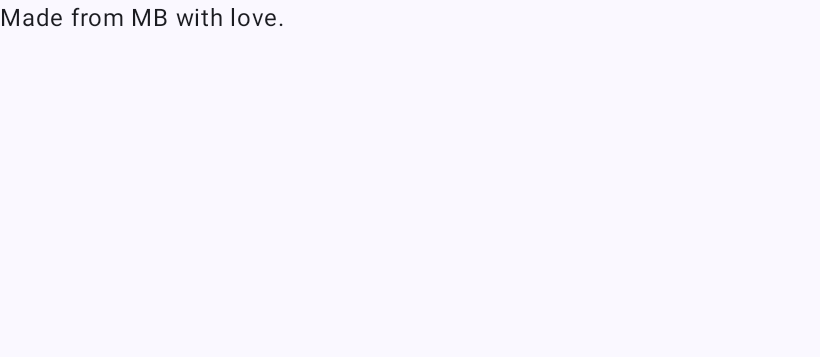
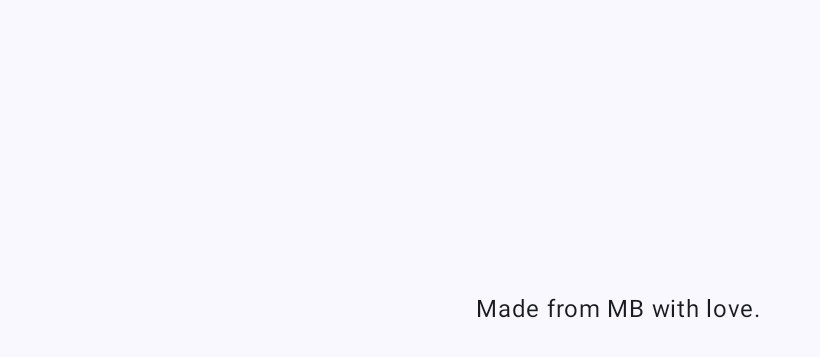
Before and after one commit to MaikelBruin/mb-games-loveletter, an Android app built with Jetpack Compose: the AboutScreen screen opened through its navigation route, on a phone screen of 824 x 412 dp (held sideways). Shown: the top 357 px of the screen, without its empty margins (0-820 px from the left). Run offline under Robolectric (Android 15) with nearby library versions, the phone set to English and light mode, and no system bars.

Commit message:
create about screen

```diff
--- a/Source/app/src/main/java/mb/games/loveletter/MainActivity.kt
+++ b/Source/app/src/main/java/mb/games/loveletter/MainActivity.kt
@@ -26,8 +26,7 @@ class MainActivity : ComponentActivity() {
             LoveLetterTheme {
                 // A surface container using the 'background' color from the theme
                 Surface(
-                    modifier = Modifier.fillMaxSize(),
-                    color = MaterialTheme.colorScheme.background
+                    modifier = Modifier.fillMaxSize(), color = MaterialTheme.colorScheme.background
                 ) {
                     NavigationGraph(navHostController = navHostController)
                 }
@@ -42,12 +41,18 @@ fun NavigationGraph(
 ) {
     NavHost(navController = navHostController, startDestination = Screen.HomeScreen.route) {
         composable(Screen.HomeScreen.route) {
-            HomeScreen(onNavigateToAbout = {
+            HomeScreen(onNavigateToNewGame = {
+                navHostController.navigate(Screen.PlayerListScreen.route)
+            }, onNavigateToHelp = {
+                navHostController.navigate(Screen.HelpScreen.route)
+            }, onNavigateToAbout = {
                 navHostController.navigate(Screen.AboutScreen.route)
             })
         }
         composable(Screen.AboutScreen.route) {
-            AboutScreen()
+            AboutScreen(onClick = {
+                navHostController.navigate(Screen.HomeScreen.route)
+            })
         }
     }
 }
--- a/Source/app/src/main/java/mb/games/loveletter/screen/AboutScreen.kt
+++ b/Source/app/src/main/java/mb/games/loveletter/screen/AboutScreen.kt
@@ -1,24 +1,37 @@
 package mb.games.loveletter.screen
 
+import androidx.compose.foundation.clickable
+import androidx.compose.foundation.layout.Arrangement
 import androidx.compose.foundation.layout.Row
+import androidx.compose.foundation.layout.fillMaxSize
 import androidx.compose.material3.Text
 import androidx.compose.runtime.Composable
+import androidx.compose.ui.Alignment
+import androidx.compose.ui.Modifier
 import androidx.compose.ui.tooling.preview.Preview
 
 @Composable
-fun AboutScreen() {
-    AboutView()
+fun AboutScreen(
+    onClick: () -> Unit
+) {
+    AboutView(onClick)
 }
 
 @Composable
-fun AboutView() {
-    Row {
-        Text(text = "Made from MB with love.")
+fun AboutView(
+    onClick: () -> Unit
+) {
+    Row(
+        modifier = Modifier.fillMaxSize(),
+        horizontalArrangement = Arrangement.Center,
+        verticalAlignment = Alignment.CenterVertically
+    ) {
+        Text(text = "Made from MB with love.", Modifier.clickable { onClick() })
     }
 }
 
 @Preview(showBackground = true)
 @Composable
 fun AboutViewPreview() {
-    AboutView()
+    AboutView({})
 }
--- a/Source/app/src/main/java/mb/games/loveletter/screen/HomeScreen.kt
+++ b/Source/app/src/main/java/mb/games/loveletter/screen/HomeScreen.kt
@@ -1,5 +1,6 @@
 package mb.games.loveletter.screen
 
+import androidx.compose.foundation.clickable
 import androidx.compose.foundation.layout.Arrangement
 import androidx.compose.foundation.layout.Column
 import androidx.compose.foundation.layout.Row
@@ -21,23 +22,44 @@ import androidx.compose.ui.res.painterResource
 import androidx.compose.ui.tooling.preview.Preview
 import androidx.compose.ui.unit.dp
 import mb.games.loveletter.data.MenuItem
+import mb.games.loveletter.data.aboutMenuItem
+import mb.games.loveletter.data.helpMenuItem
 import mb.games.loveletter.data.homeMenuItems
+import mb.games.loveletter.data.newGameMenuItem
 
 @Composable
 fun HomeScreen(
+    onNavigateToNewGame: () -> Unit,
+    onNavigateToHelp: () -> Unit,
     onNavigateToAbout: () -> Unit
 ) {
-    MenuView()
+    MenuView(onNavigateToNewGame, onNavigateToHelp, onNavigateToAbout)
 }
 
 @Composable
-fun MenuView() {
+fun MenuView(
+    onNavigateToNewGame: () -> Unit,
+    onNavigateToHelp: () -> Unit,
+    onNavigateToAbout: () -> Unit
+) {
     Surface(
         color = MaterialTheme.colorScheme.background
     ) {
         LazyColumn {
             items(homeMenuItems) { menuItem ->
-                MenuItem(menuItem = menuItem)
+                MenuItemView(menuItem = menuItem, onClick = {
+                    when (menuItem.name) {
+                        "New game" -> {
+                            onNavigateToNewGame()
+                        }
+                        "Help" -> {
+                            onNavigateToHelp()
+                        }
+                        else -> {
+                            onNavigateToAbout()
+                        }
+                    }
+                })
             }
         }
     }
@@ -45,7 +67,7 @@ fun MenuView() {
 }
 
 @Composable
-fun MenuItem(menuItem: MenuItem) {
+fun MenuItemView(menuItem: MenuItem, onClick: () -> Unit) {
     Surface(
         color = MaterialTheme.colorScheme.background
     ) {
@@ -62,7 +84,7 @@ fun MenuItem(menuItem: MenuItem) {
                         modifier = Modifier.padding(horizontal = 8.dp),
                         contentDescription = menuItem.name
                     )
-                    Text(text = menuItem.name)
+                    Text(text = menuItem.name, Modifier.clickable { onClick() })
                 }
                 Icon(imageVector = Icons.Default.KeyboardArrowRight, contentDescription = null)
             }
@@ -75,5 +97,5 @@ fun MenuItem(menuItem: MenuItem) {
 @Preview(showBackground = true)
 @Composable
 fun HomeScreenPreview() {
-    HomeScreen({})
+    HomeScreen({}, {}, {})
 }
```
Also changed, not shown: Source/app/src/main/java/mb/games/loveletter/data/MenuItem.kt (+6 -3 lines).
